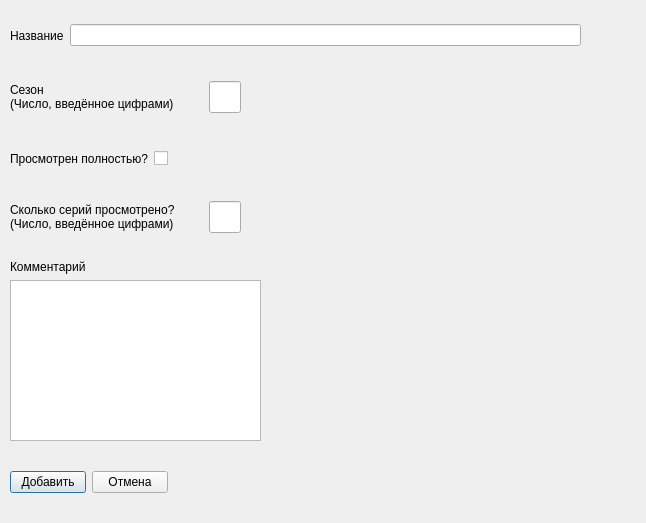
moevm/gui-1h2018-30, file gui/addepisodedialog.ui: the form before one commit.
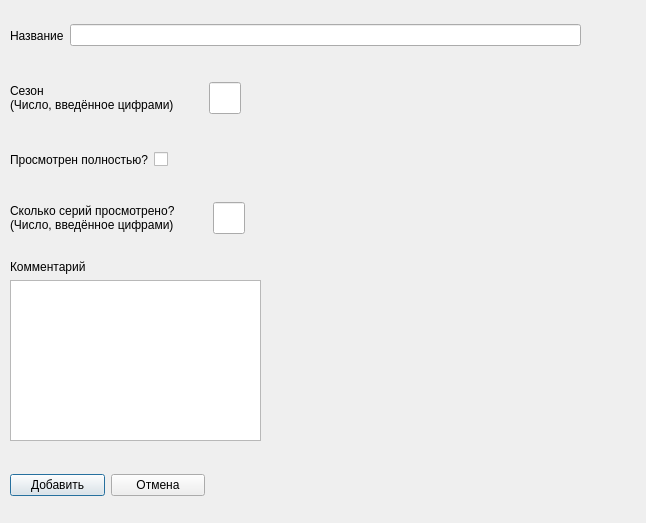
The form after the commit.

What changed in the file:
```diff
--- a/gui/addepisodedialog.ui
+++ b/gui/addepisodedialog.ui
@@ -45,7 +45,7 @@
      <x>10</x>
      <y>80</y>
      <width>231</width>
-     <height>34</height>
+     <height>36</height>
     </rect>
    </property>
    <layout class="QHBoxLayout" name="horizontalLayout_2">
@@ -83,8 +83,8 @@
     <rect>
      <x>10</x>
      <y>200</y>
-     <width>231</width>
-     <height>34</height>
+     <width>235</width>
+     <height>36</height>
     </rect>
    </property>
    <layout class="QHBoxLayout" name="horizontalLayout_3">
@@ -122,8 +122,8 @@
     <rect>
      <x>10</x>
      <y>150</y>
-     <width>169</width>
-     <height>18</height>
+     <width>191</width>
+     <height>19</height>
     </rect>
    </property>
    <layout class="QHBoxLayout" name="horizontalLayout_5">
@@ -170,8 +170,8 @@
     <rect>
      <x>10</x>
      <y>470</y>
-     <width>158</width>
-     <height>25</height>
+     <width>195</width>
+     <height>30</height>
     </rect>
    </property>
    <layout class="QHBoxLayout" name="horizontalLayout">
```
